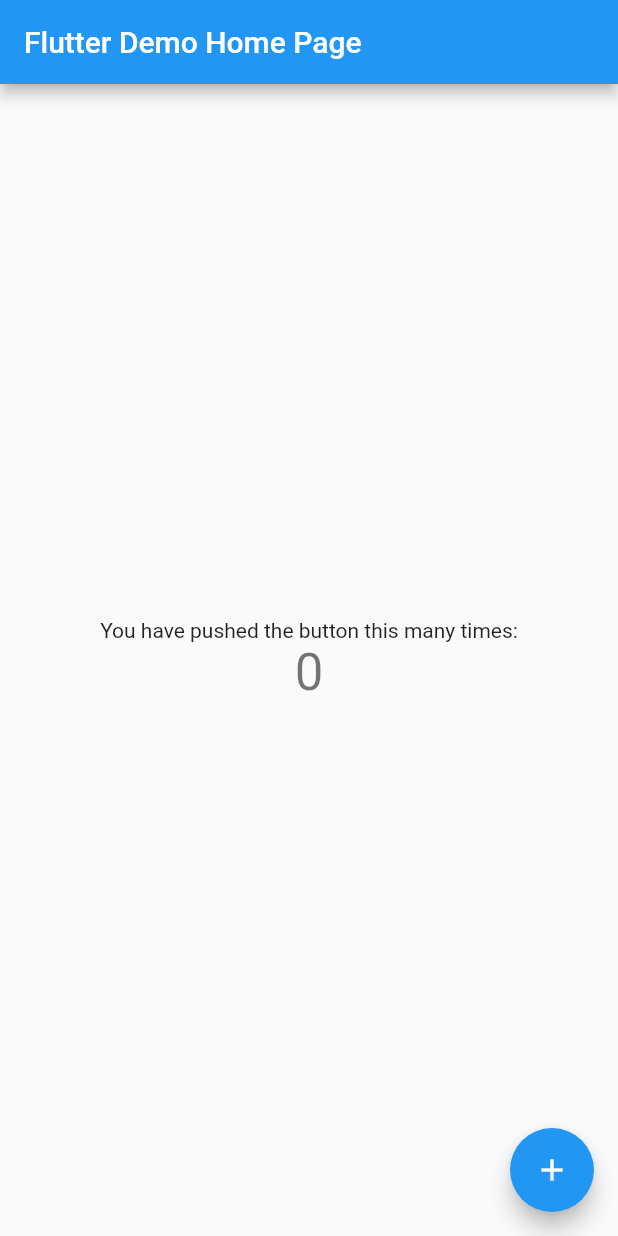
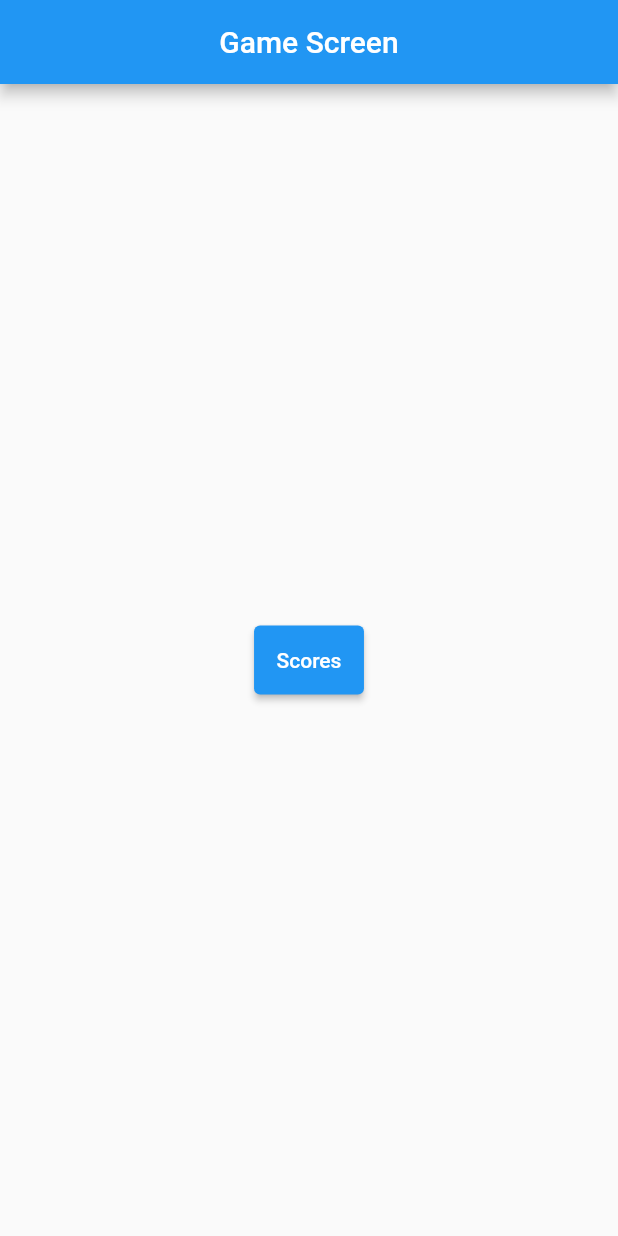
Before and after one commit to ryfuller03/project-3-sensory-overload, a Flutter app: the screen it shows after launch, on a phone screen of 412 x 824 dp. Run offline on Flutter 3.47's test engine with Material 2 defaults, Android fonts, the phone set to English and light mode, and no system bars.

Commit message:
Screen One Created

```diff
--- a/project_3_sensory_overload/lib/main.dart
+++ b/project_3_sensory_overload/lib/main.dart
@@ -7,109 +7,37 @@ void main() {
 class MyApp extends StatelessWidget {
   const MyApp({super.key});
 
-  // This widget is the root of your application.
   @override
   Widget build(BuildContext context) {
     return MaterialApp(
-      title: 'Flutter Demo',
+      title: 'Direction Game',
+      home: MyHomePage(),
+      //change to game screen when pushed
       theme: ThemeData(
-        // This is the theme of your application.
-        //
-        // Try running your application with "flutter run". You'll see the
-        // application has a blue toolbar. Then, without quitting the app, try
-        // changing the primarySwatch below to Colors.green and then invoke
-        // "hot reload" (press "r" in the console where you ran "flutter run",
-        // or simply save your changes to "hot reload" in a Flutter IDE).
-        // Notice that the counter didn't reset back to zero; the application
-        // is not restarted.
         primarySwatch: Colors.blue,
       ),
-      home: const MyHomePage(title: 'Flutter Demo Home Page'),
     );
   }
 }
 
-class MyHomePage extends StatefulWidget {
-  const MyHomePage({super.key, required this.title});
-
-  // This widget is the home page of your application. It is stateful, meaning
-  // that it has a State object (defined below) that contains fields that affect
-  // how it looks.
-
-  // This class is the configuration for the state. It holds the values (in this
-  // case the title) provided by the parent (in this case the App widget) and
-  // used by the build method of the State. Fields in a Widget subclass are
-  // always marked "final".
-
-  final String title;
-
+class MyHomePage extends StatelessWidget {
   @override
-  State<MyHomePage> createState() => _MyHomePageState();
-}
-
-class _MyHomePageState extends State<MyHomePage> {
-  int _counter = 0;
-
-  void _incrementCounter() {
-    setState(() {
-      // This call to setState tells the Flutter framework that something has
-      // changed in this State, which causes it to rerun the build method below
-      // so that the display can reflect the updated values. If we changed
-      // _counter without calling setState(), then the build method would not be
-      // called again, and so nothing would appear to happen.
-      _counter++;
-    });
-  }
-
-  @override
-  Widget build(BuildContext context) {
-    // This method is rerun every time setState is called, for instance as done
-    // by the _incrementCounter method above.
-    //
-    // The Flutter framework has been optimized to make rerunning build methods
-    // fast, so that you can just rebuild anything that needs updating rather
-    // than having to individually change instances of widgets.
-    return Scaffold(
+  Widget build(BuildContext context) => Scaffold(
         appBar: AppBar(
-        // Here we take the value from the MyHomePage object that was created by
-        // the App.build method, and use it to set our appbar title.
-        title: Text(widget.title),
+          title: Text("Game Screen"),
+          centerTitle: true,
         ),
         body: Center(
-        // Center is a layout widget. It takes a single child and positions it
-        // in the middle of the parent.
-        child: Column(
-          // Column is also a layout widget. It takes a list of children and
-          // arranges them vertically. By default, it sizes itself to fit its
-          // children horizontally, and tries to be as tall as its parent.
-          //
-          // Invoke "debug painting" (press "p" in the console, choose the
-          // "Toggle Debug Paint" action from the Flutter Inspector in Android
-          // Studio, or the "Toggle Debug Paint" command in Visual Studio Code)
-          // to see the wireframe for each widget.
-          //
-          // Column has various properties to control how it sizes itself and
-          // how it positions its children. Here we use mainAxisAlignment to
-          // center the children vertically; the main axis here is the vertical
-          // axis because Columns are vertical (the cross axis would be
-          // horizontal).
-          mainAxisAlignment: MainAxisAlignment.center,
-          children: <Widget>[
-            const Text(
-              'You have pushed the button this many times:',
+          child: ElevatedButton(
+            style: ElevatedButton.styleFrom(
+              padding: EdgeInsets.all(15),
             ),
-            Text(
-              '$_counter',
-              style: Theme.of(context).textTheme.headline4,
-            ),
-          ],
+            child: Text('Scores'),
+            onPressed: () {
+              Navigator.push(context,
+                  MaterialPageRoute(builder: (context) => ScoreScreen()));
+            },
           ),
         ),
-      floatingActionButton: FloatingActionButton(
-        onPressed: _incrementCounter,
-        tooltip: 'Increment',
-        child: const Icon(Icons.add),
-      ), // This trailing comma makes auto-formatting nicer for build methods.
       );
 }
-}
```
Lines whose indentation alone changed are shown as unchanged.
